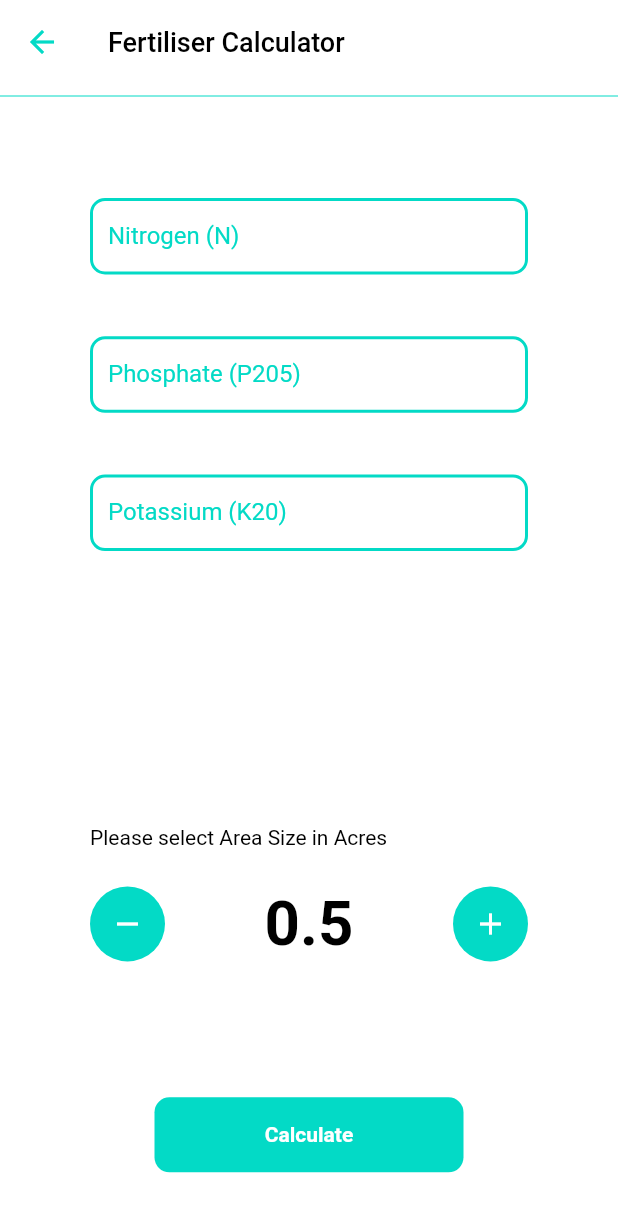
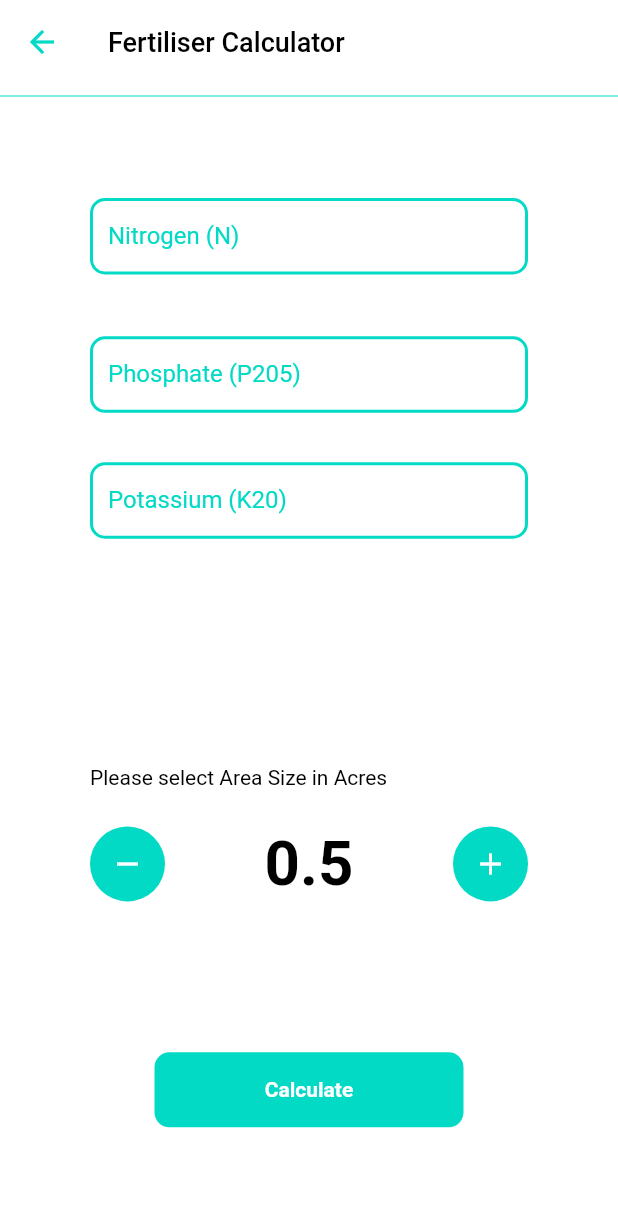
Before and after one commit to ZubairAAC/zamindar-code, a Flutter app: the Calculator screen opened directly, on a phone screen of 412 x 824 dp. Shown: the top 1212 px of the screen. Run offline on Flutter 3.47's test engine with Material 2 defaults, Android fonts, the phone set to English and light mode, and no system bars; our stand-ins replace assets_audio_player, connectivity_plus, dio, dropdown_search, flutter_svg, flutter_switch and 8 more; missing offline and left inert: flutter_glow.

Commit message:
ith login checker and translation of 3 screens

```diff
--- a/zamindar/lib/model/translations.dart
+++ b/zamindar/lib/model/translations.dart
@@ -79,6 +79,63 @@ class myTranslations extends Translations {
           'Enter Your Adress here': 'Enter Your Adress here',
           'Name': 'Name',
           'Enter Your Name here': 'Enter Your Name here',
+          'Please Enter Your Phone Number to Login':
+              'Please Enter Your Phone Number to Login',
+          'Phone': 'Phone',
+          'Send': 'Send',
+          'OTP Verification': 'OTP Verification',
+          'Verification ': 'Verification ',
+          'Code': 'Code',
+          'Please type the verification code':
+              'Please type the verification code',
+          'Send to ': 'Send to ',
+          'Set Profile': 'Set Profile',
+          'What is your Gender?': 'What is your Gender?',
+          'Male': 'Male',
+          'Female': 'Female',
+          'Photo Library': 'Photo Library',
+          'Camera': 'Camera',
+          'OK': 'OK',
+          'Information Missing': 'Information Missing',
+          'Please provide all information Name, Photo, Gender etc':
+              'Please provide all information Name, Photo, Gender etc',
+          'Please Login to see': 'Please Login to see',
+          'Details': 'Details',
+          'Description': 'Description',
+          'Contact Person': 'Contact Person',
+          'Call': 'Call',
+          'Message': 'Message',
+          'Type message': 'Type message',
+          'Next': 'Next',
+          "Cotton": "Cotton",
+          "Sesame": "Sesame",
+          "Wheat": "Wheat",
+          "Rice": "Rice",
+          "Sugarcane": "Sugarcane",
+          "Sunflower": "Sunflower",
+          "Lentil": "Lentil",
+          "Potato": "Potato",
+          "Garlic": "Garlic",
+          "Groundnut": "Groundnut",
+          "Maize": "Maize",
+          "Gram": "Gram",
+          "Tomato": "Tomato",
+          "Onion": "Onion",
+          "Chilli": "Chilli",
+          'Add Farms': 'Add Farms',
+          'Getting your Location data ...': 'Getting your Location data ...',
+          'Currently we dont operate in your area':
+              'Currently we dont operate in your area',
+          'Request': 'Request',
+          'Nitrogen (N)': 'Nitrogen (N)',
+          'Enter amount of Nitrogen': 'Enter amount of Nitrogen',
+          'Enter amount of Phosphate': 'Enter amount of Phosphate',
+          'Phosphate (P205)': 'Phosphate (P205)',
+          'Enter amount of Potassium': 'Enter amount of Potassium',
+          'Potassium (K20)': 'Potassium (K20)',
+          'Please select Area Size in Acres':
+              'Please select Area Size in Acres',
+          'Calculate': 'Calculate',
         },
         'ur_PK': {
           'Home': 'ہوم',
@@ -141,7 +198,7 @@ class myTranslations extends Translations {
           'Select Your': ' منتخب کریں',
           'Custom Screen': 'اپنی مرضی کی سکرین',
           'Color': 'رنگ',
-          'Continue': 'اگلی سکرین',
+          'Continue': 'جاری رکھیں',
           'Find us': 'ہمیں تلاش کریں',
           'Rate us': 'ہمیں درجہ دیں',
           'Like it': 'پسند ہے',
@@ -153,6 +210,65 @@ class myTranslations extends Translations {
           'Enter Your Adress here': 'اپنا ایڈریس یہاں درج کریں',
           'Name': 'نام',
           'Enter Your Name here': 'اپنا نام یہاں درج کریں',
+          'Please Enter Your Phone Number to Login':
+              'براہ کرم لاگ ان کرنے کے لیے اپنا فون نمبر درج کریں',
+          'Phone': 'فون',
+          'Send': 'بھیجیں',
+          'OTP Verification': 'او ٹی پی کی تصدیق',
+          'Verification ': 'تصدیق',
+          'Code': 'کوڈ',
+          'Please type the verification code':
+              'براہ کرم تصدیق کا کوڈ ٹائپ کریں',
+          'Send to ': 'کے لئے بھیج',
+          'Set Profile': 'پروفائل سیٹ کریں',
+          'What is your Gender?': 'آپ کی جنس کیا ہے؟',
+          'Male': 'مرد',
+          'Female': 'عورت',
+          'Photo Library': 'فوٹو لائبریری',
+          'Camera': 'کیمرہ',
+          'OK': 'ٹھیک ہے',
+          'Information Missing': 'معلومات غائب ہے',
+          'Please provide all information Name, Photo, Gender etc':
+              'برائے مہربانی تمام معلومات نام ، تصویر ، صنف وغیرہ فراہم کریں',
+          'Please Login to see': 'براہ کرم دیکھنے کے لیے لاگ ان کریں',
+          'Details': 'تفصیلات',
+          'Description': 'تفصیل',
+          'Contact Person': 'رابطے کا بندہ',
+          'Call': 'کال',
+          'Message': 'پیغام',
+          'Type message': 'پیغام ٹائپ کریں',
+          'Next': 'جاری رکھیں',
+
+          "Cotton": "کپاس",
+          "Sesame": "تل",
+          "Wheat": "گندم",
+          "Rice": "چاول",
+          "Sugarcane": "گنا",
+          "Sunflower": "سورج مکھی",
+          "Lentil": "دال",
+          "Potato": "آلو",
+          "Garlic": "لہسن",
+          "Groundnut": "مونگ پھلی",
+          "Maize": "مکئی",
+          "Gram": "چنا",
+          "Tomato": "ٹماٹر",
+          "Onion": "پیاز",
+          "Chilli": "مرچ",
+          'Add Farms': 'فارمز شامل کریں',
+          'Getting your Location data ...':
+              'اپ کے مقام کا ڈیٹا حاصل کیا جا رہا ہے ۔ ۔ ۔',
+          'Currently we dont operate in your area':
+              'فی الحال ہم آپ کے علاقے میں کام نہیں کرتے',
+          'Request': 'درخواست',
+          'Nitrogen (N)': 'نائٹروجن (N)',
+          'Enter amount of Nitrogen': 'نائٹروجن کی مقدار درج کریں',
+          'Enter amount of Phosphate': 'فاسفیٹ کی مقدار درج کریں۔',
+          'Phosphate (P205)': 'فاسفیٹ (P205)',
+          'Enter amount of Potassium': 'پوٹاشیم کی مقدار درج کریں',
+          'Potassium (K20)': 'پوٹاشیم (K20)',
+          'Please select Area Size in Acres':
+              'براہ کرم ایکڑ میں رقبہ کا سائز منتخب کریں',
+          'Calculate': 'حساب لگائیں',
         }
       };
 }
--- a/zamindar/lib/view/CropChilds/CropManuals.dart
+++ b/zamindar/lib/view/CropChilds/CropManuals.dart
@@ -1,6 +1,7 @@
 import 'package:flutter/material.dart';
 import 'package:get/get_core/src/get_main.dart';
 import 'package:get/get_navigation/src/extension_navigation.dart';
+import 'package:get/get_utils/src/extensions/internacionalization.dart';
 
 class CropManuals extends StatefulWidget {
   CropManuals({Key? key}) : super(key: key);
@@ -31,7 +32,7 @@ class _CropManualsState extends State<CropManuals> {
           crossAxisAlignment: CrossAxisAlignment.center,
           children: [
             Text(
-              "Crop Manuals",
+              "Crop Manuals".tr,
               style: TextStyle(color: theme.primaryColorLight, fontSize: 18),
             )
           ],
--- a/zamindar/lib/view/CropChilds/fertiliserCalculator.dart
+++ b/zamindar/lib/view/CropChilds/fertiliserCalculator.dart
@@ -40,7 +40,7 @@ class _CalculatorState extends State<Calculator> {
           crossAxisAlignment: CrossAxisAlignment.center,
           children: [
             Text(
-              "Fertiliser Calculator",
+              "Fertiliser Calculator".tr,
               style: TextStyle(color: theme.primaryColorLight, fontSize: 18),
             )
           ],
@@ -142,7 +142,7 @@ class _CalculatorState extends State<Calculator> {
                                       borderSide: BorderSide(
                                           color: theme.accentColor, width: 2))),
                             ),
-                            SizedBox(height: _height * 0.05),
+                            SizedBox(height: _height * 0.04),
                             TextFormField(
                               keyboardAppearance: Brightness.light,
                               keyboardType: TextInputType.number,
@@ -183,8 +183,8 @@ class _CalculatorState extends State<Calculator> {
                     Container(
                       height: _height * 0.22,
                       width: _width,
-                      margin: EdgeInsets.all(30),
-                      padding: EdgeInsets.all(30),
+                      margin: EdgeInsets.only(left: 30, right: 30, bottom: 30),
+                      padding: EdgeInsets.only(left: 30, right: 30, top: 20),
                       decoration: BoxDecoration(
                           color: theme.cardColor,
                           borderRadius: BorderRadius.circular(10)),
@@ -193,7 +193,7 @@ class _CalculatorState extends State<Calculator> {
                         crossAxisAlignment: CrossAxisAlignment.start,
                         children: [
                           Container(
-                            child: Text("Please select Area Size in Acres"),
+                            child: Text("Please select Area Size in Acres".tr),
                           ),
                           SizedBox(height: _height * 0.03),
                           Container(
@@ -266,7 +266,7 @@ class _CalculatorState extends State<Calculator> {
                           borderRadius: BorderRadius.circular(10)),
                       child: Center(
                         child: Text(
-                          "Calculate",
+                          "Calculate".tr,
                           style: TextStyle(
                               fontWeight: FontWeight.bold,
                               color: theme.cardColor),
--- a/zamindar/lib/view/MessageChild/chatInputField.dart
+++ b/zamindar/lib/view/MessageChild/chatInputField.dart
@@ -1,4 +1,5 @@
 import 'package:flutter/material.dart';
+import 'package:get/get_utils/src/extensions/internacionalization.dart';
 
 class ChatInputField extends StatefulWidget {
   ChatInputField({Key? key}) : super(key: key);
@@ -52,7 +53,7 @@ class _ChatInputFieldState extends State<ChatInputField> {
                         cursorColor: theme.accentColor,
                         controller: msgController,
                         decoration: InputDecoration(
-                          hintText: "Type message",
+                          hintText: "Type message".tr,
                           border: InputBorder.none,
                         ),
                         onChanged: (values) {
--- a/zamindar/lib/view/Supporting Screens/PostAd.dart
+++ b/zamindar/lib/view/Supporting Screens/PostAd.dart
@@ -46,7 +46,7 @@ class _PostAdState extends State<PostAd> {
           crossAxisAlignment: CrossAxisAlignment.center,
           children: [
             Text(
-              "Sell Anything",
+              "Sell anything".tr,
               style: TextStyle(color: theme.primaryColorLight, fontSize: 18),
             )
           ],
@@ -353,7 +353,7 @@ class _PostAdState extends State<PostAd> {
             )
           : Container(
               child: Center(
-                child: Text("Please Login to see"),
+                child: Text("Please Login to see".tr),
               ),
             ),
     );
--- a/zamindar/lib/view/Supporting Screens/askQuestion.dart
+++ b/zamindar/lib/view/Supporting Screens/askQuestion.dart
@@ -2,6 +2,7 @@ import 'dart:async';
 import 'package:flutter/material.dart';
 import 'package:flutter_svg/svg.dart';
 import 'package:get/get_navigation/src/extension_navigation.dart';
+import 'package:get/get_utils/src/extensions/internacionalization.dart';
 import 'package:get/instance_manager.dart';
 import 'package:percent_indicator/linear_percent_indicator.dart';
 import 'package:zamindar/model/user.dart';
@@ -54,7 +55,7 @@ class _AskQuestionState extends State<AskQuestion> {
             crossAxisAlignment: CrossAxisAlignment.center,
             children: [
               Text(
-                "Ask Question",
+                "Ask Question".tr,
                 style: TextStyle(
                     fontSize: 20,
                     fontWeight: FontWeight.bold,
@@ -406,7 +407,7 @@ class _AskQuestionState extends State<AskQuestion> {
               ))
             : Container(
                 child: Center(
-                  child: Text("Please Login to see"),
+                  child: Text("Please Login to see".tr),
                 ),
               ));
   }
--- a/zamindar/lib/view/crops.dart
+++ b/zamindar/lib/view/crops.dart
@@ -11,8 +11,8 @@ import 'package:zamindar/model/location_service.dart';
 import 'package:zamindar/model/user.dart';
 import 'package:zamindar/view/CropChilds/CropManuals.dart';
 import 'package:zamindar/view/CropChilds/fertiliserCalculator.dart';
-import 'package:zamindar/view/Supporting%20Screens/addfarms.dart';
-import 'package:zamindar/view/Supporting%20Screens/cropSelection.dart';
+import 'package:zamindar/view/CropChilds/addfarms.dart';
+import 'package:zamindar/view/CropChilds/cropSelection.dart';
 import 'package:zamindar/view/CropChilds/zamindarcenters.dart';
 import 'package:zamindar/view_model/internetChecker.dart';
 
@@ -216,7 +216,7 @@ class _cropsState extends State<crops> {
               ))
             : Container(
                 child: Center(
-                  child: Text("Please Login to see"),
+                  child: Text("Please Login to see".tr),
                 ),
               ));
   }
--- a/zamindar/lib/view/message.dart
+++ b/zamindar/lib/view/message.dart
@@ -135,7 +135,7 @@ class _MessageState extends State<Message> {
             )
           : Container(
               child: Center(
-                child: Text("Please Login to see"),
+                child: Text("Please Login to see".tr),
               ),
             ),
     );
--- a/zamindar/lib/view/parent/colorSelection.dart
+++ b/zamindar/lib/view/parent/colorSelection.dart
@@ -7,7 +7,7 @@ import 'package:location/location.dart';
 import 'package:zamindar/model/location_service.dart';
 import 'package:zamindar/provider/theme.dart';
 import 'package:get/get_utils/src/extensions/internacionalization.dart';
-import 'package:zamindar/view/Supporting%20Screens/addfarms.dart';
+import 'package:zamindar/view/CropChilds/addfarms.dart';
 import 'package:zamindar/view/parent/myhome.dart';
 import 'package:zamindar/view_model/userLocation.dart';
 
--- a/zamindar/lib/view/profile.dart
+++ b/zamindar/lib/view/profile.dart
@@ -191,7 +191,7 @@ class _profileState extends State<profile> with SingleTickerProviderStateMixin {
               )
             : Container(
                 child: Center(
-                  child: Text("Please Login to see"),
+                  child: Text("Please Login to see".tr),
                 ),
               ));
   }
```
Also changed, not shown: zamindar/lib/view/CropChilds/addfarms.dart (renamed from zamindar/lib/view/Supporting Screens/addfarms.dart, +11 -3 lines), zamindar/lib/view/CropChilds/cropSelection.dart (renamed from zamindar/lib/view/Supporting Screens/cropSelection.dart, +5 -4 lines), zamindar/lib/view/CropChilds/zamindarcenters.dart (+5 -4 lines), zamindar/lib/view/Supporting Screens/MarketAdView.dart (+6 -5 lines), zamindar/lib/view/Supporting Screens/SetUsername.dart (+10 -8 lines), zamindar/lib/view/Supporting Screens/otp Verification.dart (+5 -5 lines), zamindar/lib/view/widgets/LoginChecker.dart (+4 -3 lines).
